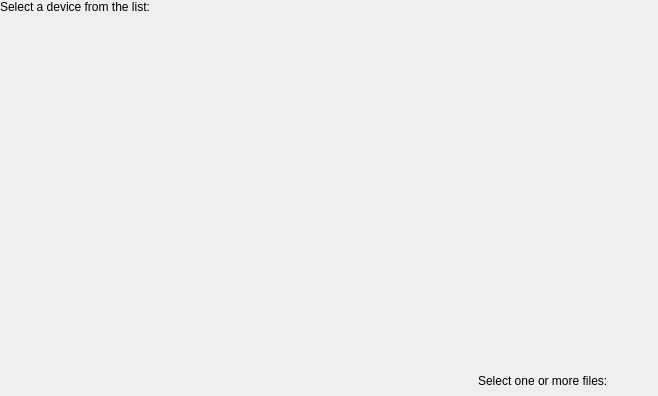
KDE/bluedevil, file src/sendfile/pages/selectfilediscover.ui: the form before one commit.
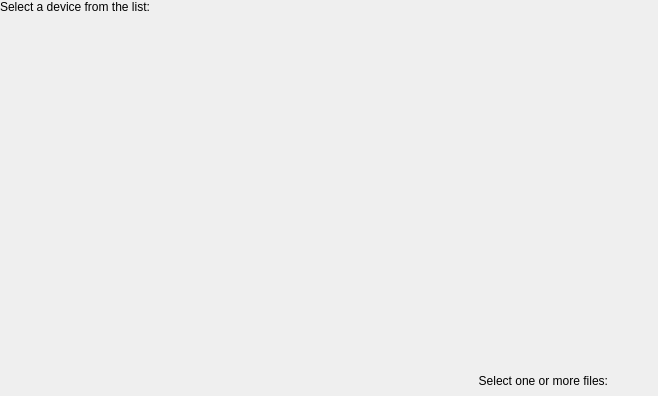
The form after the commit. Custom widgets are drawn as their Qt base class.

Commit message: sendfile: Show names of selected files next to select files button

The edit to the form file:
```diff
--- a/src/sendfile/pages/selectfilediscover.ui
+++ b/src/sendfile/pages/selectfilediscover.ui
@@ -88,23 +88,19 @@
        <number>4</number>
       </property>
       <item>
-       <spacer name="horizontalSpacer">
-        <property name="orientation">
-         <enum>Qt::Horizontal</enum>
+       <widget class="KSqueezedTextLabel" name="selectLbl">
+        <property name="sizePolicy">
+         <sizepolicy hsizetype="Expanding" vsizetype="Preferred">
+          <horstretch>0</horstretch>
+          <verstretch>0</verstretch>
+         </sizepolicy>
         </property>
-        <property name="sizeHint" stdset="0">
-         <size>
-          <width>289</width>
-          <height>20</height>
-         </size>
-        </property>
-       </spacer>
-      </item>
-      <item>
-       <widget class="QLabel" name="selectLbl">
         <property name="text">
          <string>Select one or more files:</string>
         </property>
+        <property name="alignment">
+         <set>Qt::AlignRight|Qt::AlignTrailing|Qt::AlignVCenter</set>
+        </property>
        </widget>
       </item>
       <item>
@@ -119,6 +115,13 @@
    </item>
   </layout>
  </widget>
+ <customwidgets>
+  <customwidget>
+   <class>KSqueezedTextLabel</class>
+   <extends>QLabel</extends>
+   <header location="global">ksqueezedtextlabel.h</header>
+  </customwidget>
+ </customwidgets>
  <resources/>
  <connections/>
 </ui>
```
The commit also changes 2 other files.
